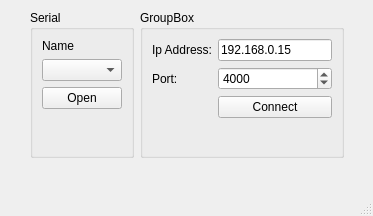
This is mainwindow.ui in Minhh17/minitestQT as Qt 5 draws it before an edit. The edited form follows.
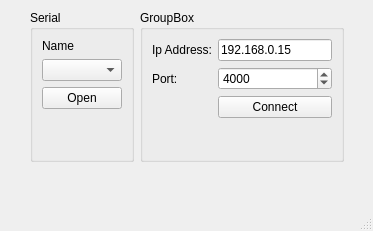
This is the edited form.

```diff
--- a/mainwindow.ui
+++ b/mainwindow.ui
@@ -7,7 +7,7 @@
     <x>0</x>
     <y>0</y>
     <width>373</width>
-    <height>216</height>
+    <height>231</height>
    </rect>
   </property>
   <property name="windowTitle">
@@ -20,7 +20,7 @@
       <x>30</x>
       <y>10</y>
       <width>314</width>
-      <height>148</height>
+      <height>152</height>
      </rect>
     </property>
     <layout class="QGridLayout" name="gridLayout">
```
Left out of the diff: 2 changed lines with no effect on the pictures.
